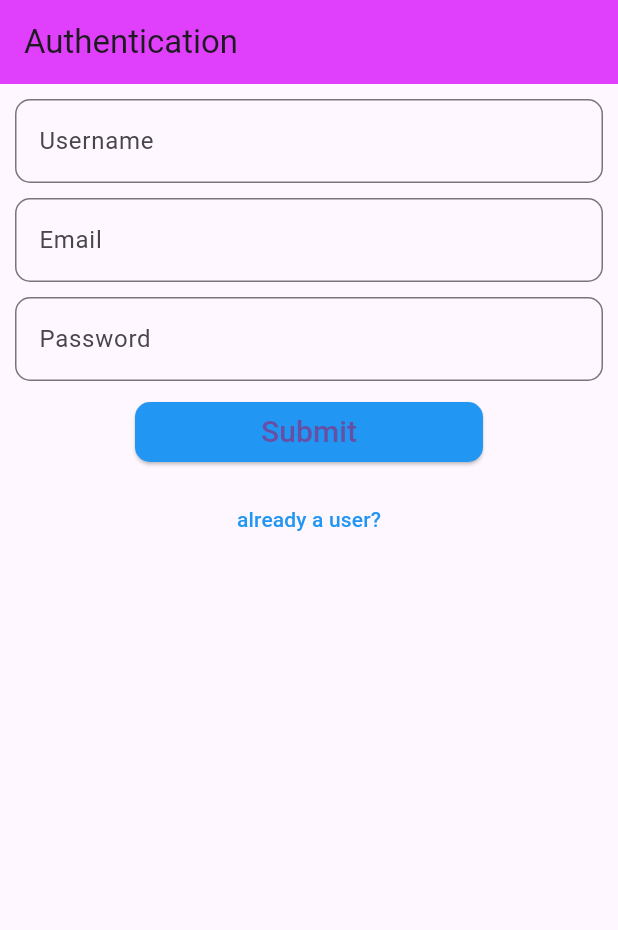
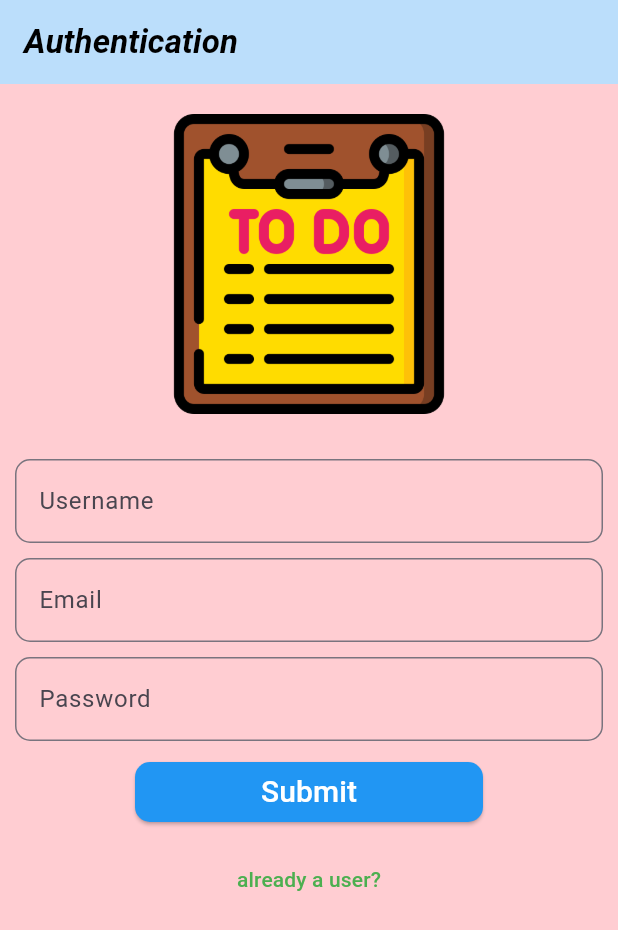
Before and after one commit to shreyas-codes25/todo_list_using_flutter, a Flutter app: the screen it shows after launch, on a phone screen of 412 x 824 dp. Shown: the top 930 px of the screen. Run offline on Flutter 3.47's test engine with Material 3 defaults, Android fonts, the light colour scheme and no system bars; our stand-ins replace cloud_firestore, firebase_auth, firebase_core, google_fonts; accounts and stored records are empty; Roboto replaces fonts that are missing (Times New Roman).

Commit message:
all done

```diff
--- a/lib/auth/auth_form.dart
+++ b/lib/auth/auth_form.dart
@@ -12,47 +12,55 @@ class _AuthFormState extends State<AuthForm> {
   @override
   //variable declaration
   final _formKey = GlobalKey<FormState>();
-  var _email ="";
-  var _password="";
-  var _username="";
-  bool isLoginPage=false;
+  var _email = "";
+  var _password = "";
+  var _username = "";
+  bool isLoginPage = false;
   //function
-  startauthentication(){
+  startauthentication() {
     final validity = _formKey.currentState!.validate();
     FocusScope.of(context).unfocus();
 
-    if(validity){
+    if (validity) {
       _formKey.currentState!.save();
-      submitform(_email,_password,_username);
+      submitform(_email, _password, _username);
     }
   }
 
-  submitform(String email,String password,String username)async{
+  submitform(String email, String password, String username) async {
     final auth = FirebaseAuth.instance;
     UserCredential authResult;
-    try{
-      if(isLoginPage){
-        authResult= await auth.signInWithEmailAndPassword(email: email, password: password);
-      }else{
-       authResult = await auth.createUserWithEmailAndPassword(email: email, password: password);
+    try {
+      if (isLoginPage) {
+        authResult = await auth.signInWithEmailAndPassword(
+            email: email, password: password);
+      } else {
+        authResult = await auth.createUserWithEmailAndPassword(
+            email: email, password: password);
         String uid = authResult.user!.uid;
-       await FirebaseFirestore.instance.collection("users").doc(uid).set({
-         "username":username,
-         "email":email});
+        await FirebaseFirestore.instance
+            .collection("users")
+            .doc(uid)
+            .set({"username": username, "email": email});
       }
-
-    }on FirebaseAuthException catch(error){
+    } on FirebaseAuthException catch (error) {
       var message = "An error occurred, please check your credentials!";
     }
   }
 
   //widget build
-  Widget build(BuildContext context){
+  Widget build(BuildContext context) {
     return Container(
+
       height: MediaQuery.of(context).size.height,
       width: MediaQuery.of(context).size.width,
-      child:ListView(
+      child: ListView(
         children: [
+          Container(
+              height: 200,
+              margin: EdgeInsets.all(20),
+              child: Image.asset("assets/images/todo.png")
+          ),
           Container(
             padding: const EdgeInsets.all(10),
             child: Form(
@@ -60,117 +68,127 @@ class _AuthFormState extends State<AuthForm> {
                 child: Column(
                   mainAxisAlignment: MainAxisAlignment.center,
                   children: [
-                  if(!isLoginPage)
+                    if (!isLoginPage)
                       TextFormField(
                           keyboardType: TextInputType.emailAddress,
-                      key:ValueKey("Username"),
+                          key: ValueKey("Username"),
                           decoration: const InputDecoration(
-                        border:OutlineInputBorder(
-                            borderRadius: BorderRadius.all(Radius.circular(10)),
-                            borderSide: BorderSide(color: Colors.black, width: 2)),
+                            border: OutlineInputBorder(
+                                borderRadius:
+                                    BorderRadius.all(Radius.circular(10)),
+                                borderSide:
+                                    BorderSide(color: Colors.black, width: 2)),
                             labelText: "Username",
-
                           ),
-
-                      validator: (value){
-                        if(value!.isEmpty ){
+                          validator: (value) {
+                            if (value!.isEmpty) {
                               return "Please enter Username";
                             }
                             return null;
                           },
-                      onSaved: (value){
+                          onSaved: (value) {
                             _username = value!;
-                      }
+                          }),
+                    SizedBox(
+                      height: 10,
                     ),
-                  SizedBox(height: 10,),
                     TextFormField(
                         keyboardType: TextInputType.emailAddress,
-                    key:ValueKey("email"),
+                        key: ValueKey("email"),
                         decoration: const InputDecoration(
-                      border:OutlineInputBorder(
-                          borderRadius: BorderRadius.all(Radius.circular(10)),
-                          borderSide: BorderSide(color: Colors.black, width: 2)),
+                          border: OutlineInputBorder(
+                              borderRadius:
+                                  BorderRadius.all(Radius.circular(10)),
+                              borderSide:
+                                  BorderSide(color: Colors.black, width: 2)),
                           labelText: "Email",
-
                         ),
-
-                    validator: (value){
-                      if(value!.isEmpty || !value.contains("@")){
+                        validator: (value) {
+                          if (value!.isEmpty || !value.contains("@")) {
                             return "Please enter a valid email";
                           }
                           return null;
                         },
-                    onSaved: (value){
+                        onSaved: (value) {
                           _email = value!;
-            }
+                        }),
+                    SizedBox(
+                      height: 10,
                     ),
-                  SizedBox(height: 10,),
                     TextFormField(
                         obscureText: true,
                         keyboardType: TextInputType.emailAddress,
-                      key:ValueKey("password"),
+                        key: ValueKey("password"),
                         decoration: const InputDecoration(
-                        border:OutlineInputBorder(
-                            borderRadius: BorderRadius.all(Radius.circular(10)),
-                            borderSide: BorderSide(color: Colors.black, width: 2)),
+                          border: OutlineInputBorder(
+                              borderRadius:
+                                  BorderRadius.all(Radius.circular(10)),
+                              borderSide:
+                                  BorderSide(color: Colors.black, width: 2)),
                           labelText: "Password",
-
                         ),
-
-                      validator: (value){
-                        if(value!.isEmpty ){
+                        validator: (value) {
+                          if (value!.isEmpty) {
                             return "Please enter Password";
                           }
                           return null;
                         },
-                      onSaved: (value){
+                        onSaved: (value) {
                           _password = value!;
-                      }
+                        }),
+                    SizedBox(
+                      height: 10,
                     ),
-                  SizedBox(height: 10,),
-
-
                     Container(
-
-                   padding:const EdgeInsets.only(left: 80,right: 80),
+                      padding: const EdgeInsets.only(left: 80, right: 80),
                       width: double.infinity,
                       child: ElevatedButton(
-
                         style: ElevatedButton.styleFrom(
                             backgroundColor: Colors.blue,
                             shape: RoundedRectangleBorder(
                               borderRadius: BorderRadius.circular(10),
-                         )
-                       ),
-
-                     onPressed: (){
+                            )),
+                        onPressed: () {
                           startauthentication();
                         },
-                     child: isLoginPage?Text("Login",style: TextStyle(fontSize: 20),)
-                         : Text("Submit",style: TextStyle(fontSize: 20),),
-
+                        child: isLoginPage
+                            ? Text(
+                                "Login",
+                                style: TextStyle(
+                                    fontSize: 20
+                                , fontFamily: "Times New Roman", color: Colors.white),
+                              )
+                            : Text(
+                                "Submit",
+                            style: TextStyle(
+                                fontSize: 20
+                                , fontFamily: "Times New Roman", color: Colors.white)
                               ),
-
                       ),
-                  SizedBox(height: 10,),
-
+                    ),
+                    SizedBox(
+                      height: 10,
+                    ),
                     Container(
-                    child:TextButton(
-
-                      child:isLoginPage?Text("Not a user?" ,style: TextStyle(color: Colors.blue),):Text("already a user?" , style:TextStyle(color: Colors.blue),),
-                      onPressed: (){
+                      child: TextButton(
+                        child: isLoginPage
+                            ? Text(
+                                "Not a user?",
+                                style: TextStyle(color: Colors.green),
+                              )
+                            : Text(
+                                "already a user?",
+                                style: TextStyle(color: Colors.green),
+                              ),
+                        onPressed: () {
                           setState(() {
-                          isLoginPage=!isLoginPage;
+                            isLoginPage = !isLoginPage;
                           });
                         },
                       ),
                     ),
-
-
-                ],//end of children
-
-              )
-            ),
+                  ], //end of children
+                )),
           ),
         ],
       ),
--- a/lib/auth/auth_screen.dart
+++ b/lib/auth/auth_screen.dart
@@ -13,11 +13,17 @@ class _AuthScreenState extends State<AuthScreen> {
   @override
   Widget build(BuildContext context) {
     return Scaffold(
-      appBar: AppBar(title:const Text('Authentication'),
-      backgroundColor: Colors.purpleAccent,
-
+      appBar: AppBar(title:const Text('Authentication',
+          style: TextStyle(color: Colors.black,
+          fontWeight:FontWeight.bold,
+           fontFamily: "Times New Roman",
+           fontStyle: FontStyle.italic,
+          ),
       ),
-      body: AuthForm()
+        backgroundColor: Colors.blue.shade100,
+      ),
+      body: AuthForm(),
+      backgroundColor: Colors.red.shade100,
     );
   }
 }
--- a/lib/screens/home.dart
+++ b/lib/screens/home.dart
@@ -34,12 +34,21 @@ class _HomeState extends State<Home> {
   Widget build(BuildContext context) {
     return Scaffold(
       appBar: AppBar(
+        actions:[ IconButton(
+          icon:Icon(Icons.logout),
+          onPressed: ()async {
+            await FirebaseAuth.instance.signOut();
+          },
+
+        ),
+        ],
         backgroundColor: Theme.of(context).secondaryHeaderColor,
         title: const Text(
           'todo list',
           style: TextStyle(
             color: Colors.black,
             fontFamily: "Times New Roman",
+
           ),
         ),
       ),
--- a/pubspec.yaml
+++ b/pubspec.yaml
@@ -69,9 +69,9 @@ flutter:
   uses-material-design: true
 
   # To add assets to your application, add an assets section, like this:
-  # assets:
-  #   - images/a_dot_burr.jpeg
-  #   - images/a_dot_ham.jpeg
+  assets:
+    - assets/images/todo.png
+
 
   # An image asset can refer to one or more resolution-specific "variants", see
   # https://flutter.dev/assets-and-images/#resolution-aware
```
Also changed, not shown: assets/images/todo.png (added). Lines whose indentation alone changed are shown as unchanged.
